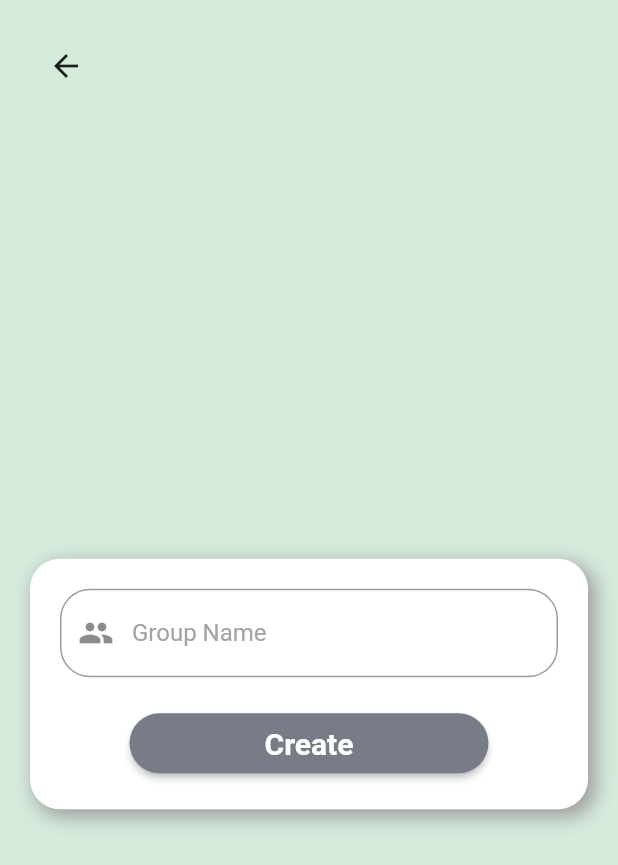
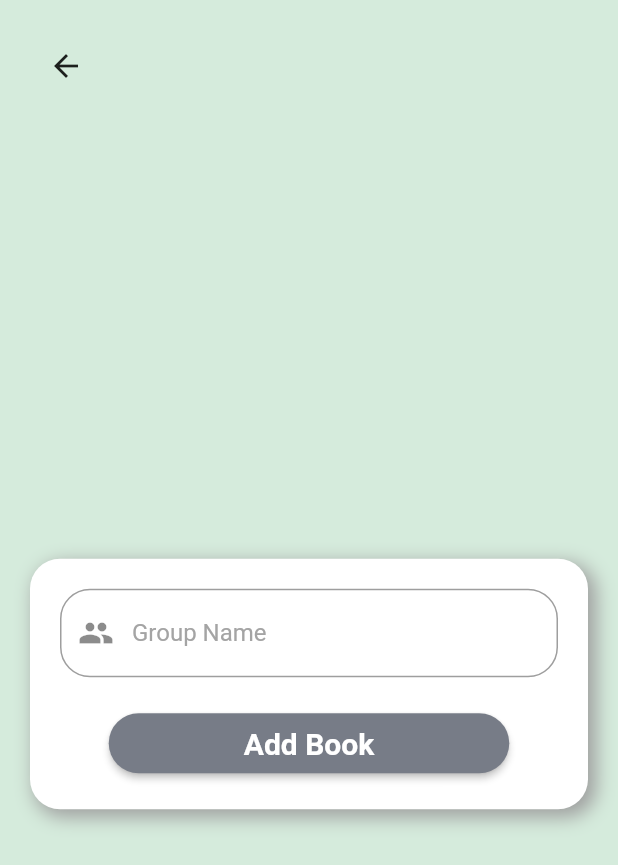
Before and after one commit to Sangam282/BookRead, a Flutter app: the CreateGroup screen opened directly, on a phone screen of 412 x 824 dp. Shown: the top 865 px of the screen. Run offline on Flutter 3.47's test engine with Material 2 defaults, Android fonts, the light colour scheme and no system bars; our stand-ins replace cloud_firestore, firebase_auth, firebase_core, firebase_messaging, flutter_datetime_picker, google_sign_in; accounts and stored records are empty; statements that could not run were skipped.

Commit message:
changed create page

```diff
--- a/lib/screens/createGroup/createGroup.dart
+++ b/lib/screens/createGroup/createGroup.dart
@@ -18,6 +18,7 @@ class _CreateGroupState extends State<CreateGroup> {
       MaterialPageRoute(
         builder: (context) => AddBook(
           onGroupCreation: true,
+          onError: false,
           groupName: groupName,
         ),
       ),
@@ -56,7 +57,7 @@ class _CreateGroupState extends State<CreateGroup> {
                     child: const Padding(
                       padding: EdgeInsets.symmetric(horizontal: 80),
                       child: Text(
-                        "Create",
+                        "Add Book",
                         style: TextStyle(
                           color: Colors.white,
                           fontWeight: FontWeight.bold,
--- a/pubspec.yaml
+++ b/pubspec.yaml
@@ -28,6 +28,9 @@ environment:
 # versions available, run `flutter pub outdated`.
 dependencies:
   flutter:
+    sdk: flutter
+
+  flutter_localizations:
     sdk: flutter
 
 
```
Also changed, not shown: lib/screens/addBook/addBook.dart (+8 -0 lines), pubspec.lock.
